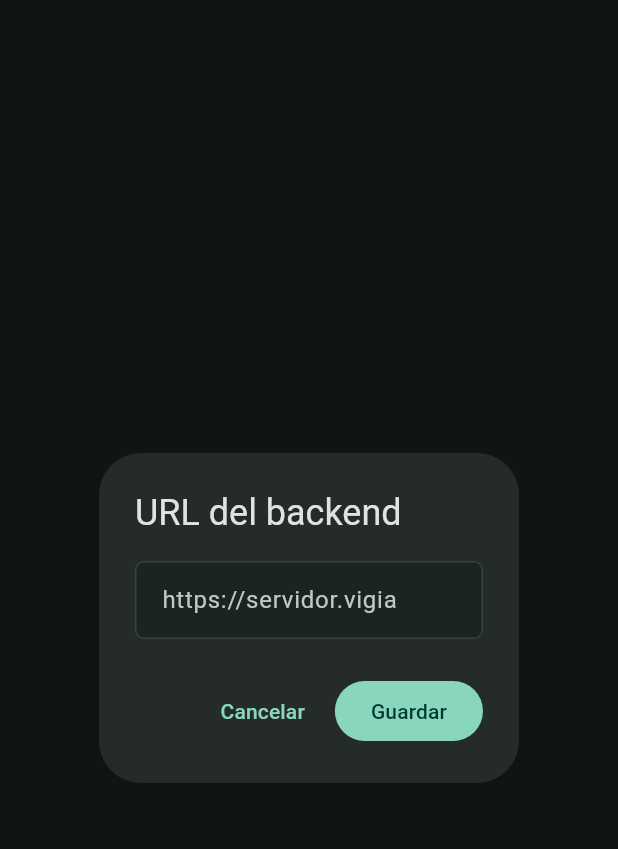
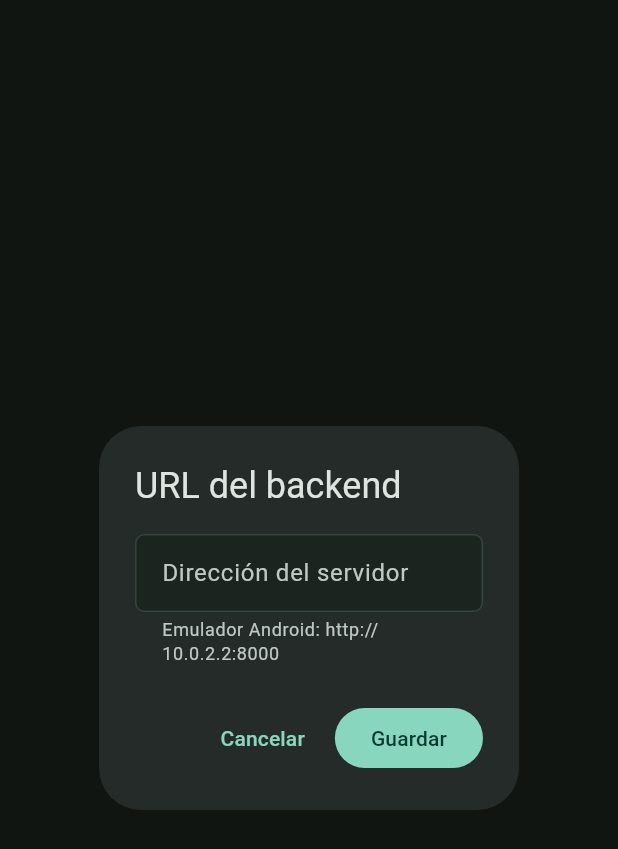
Before and after one commit to cfvizcaino/py_vigia, a Flutter app: the _ApiUrlDialog widget shown alone on an empty page, opened directly with empty values, on a phone screen of 412 x 824 dp. Shown: the top 849 px of the screen. Run offline on Flutter 3.47's test engine with Material 3 defaults, Android fonts, the phone set to English and light mode, and no system bars; our stand-ins replace flutter_map, flutter_riverpod, flutter_secure_storage, latlong2, share_plus, shared_preferences; accounts and stored records are empty; network calls fail.

Commit message:
fix(movil): keep the best route on top, clearer server dialog, accurate README

```diff
--- a/apps/movil/lib/screens/login_screen.dart
+++ b/apps/movil/lib/screens/login_screen.dart
@@ -206,7 +206,13 @@ class _ApiUrlDialogState extends State<_ApiUrlDialog> {
     content: TextField(
       controller: _controller,
       keyboardType: TextInputType.url,
-      decoration: const InputDecoration(labelText: 'https://servidor.vigia'),
+      autocorrect: false,
+      decoration: const InputDecoration(
+        labelText: 'Dirección del servidor',
+        hintText: 'https://servidor.vigia',
+        helperText: 'Emulador Android: http://10.0.2.2:8000',
+        helperMaxLines: 2,
+      ),
     ),
     actions: [
       TextButton(
--- a/apps/movil/lib/widgets/map_panel.dart
+++ b/apps/movil/lib/widgets/map_panel.dart
@@ -105,7 +105,9 @@ class MapPanel extends StatelessWidget {
               urlTemplate: 'https://tile.openstreetmap.org/{z}/{x}/{y}.png',
               userAgentPackageName: 'com.example.movil',
             ),
-            if (polylines.isNotEmpty) PolylineLayer(polylines: polylines),
+            // Painted last means on top: keep the best-ranked route visible.
+            if (polylines.isNotEmpty)
+              PolylineLayer(polylines: polylines.reversed.toList()),
             if (markers.isNotEmpty) MarkerLayer(markers: markers),
             const RichAttributionWidget(
               attributions: [
```
Also changed, not shown: 1 other file.
